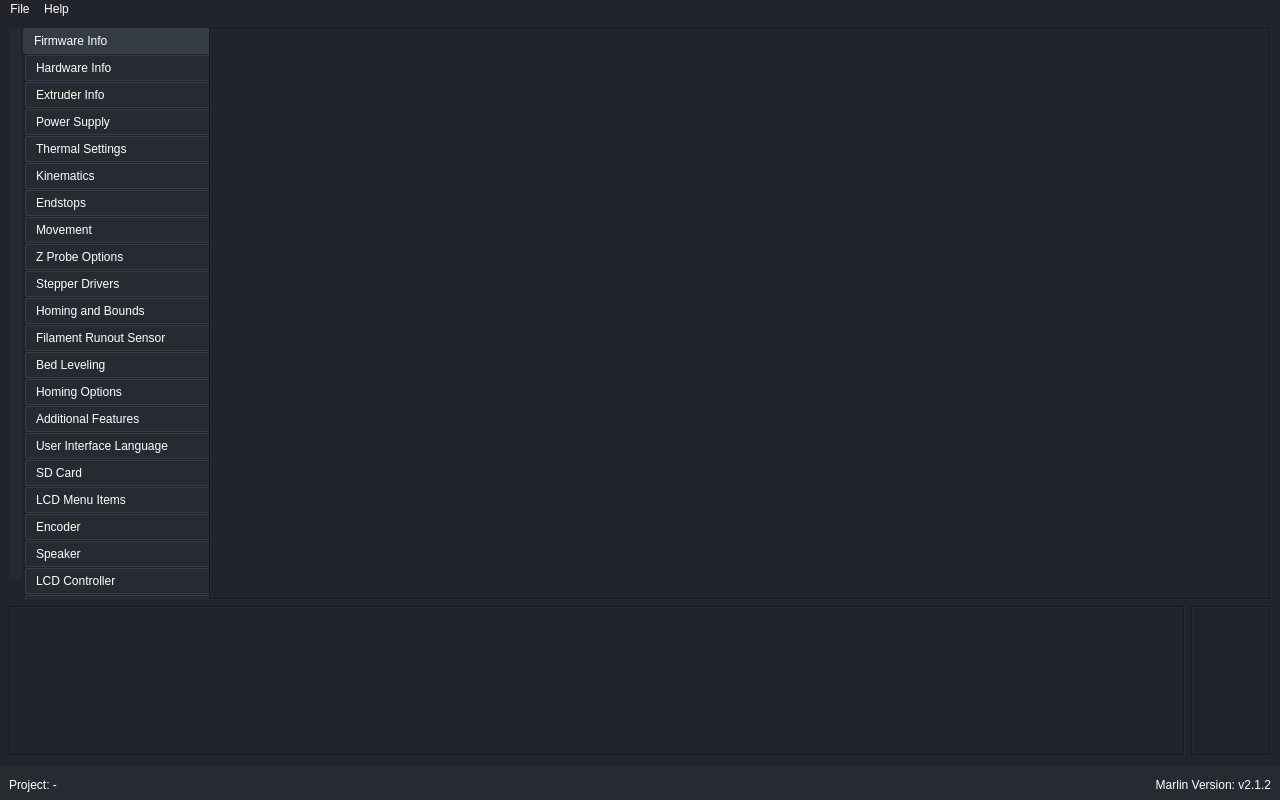
Qt form gui/MainWindow.ui (SimonBuxx/iloop-marlin-configurator) before a commit.
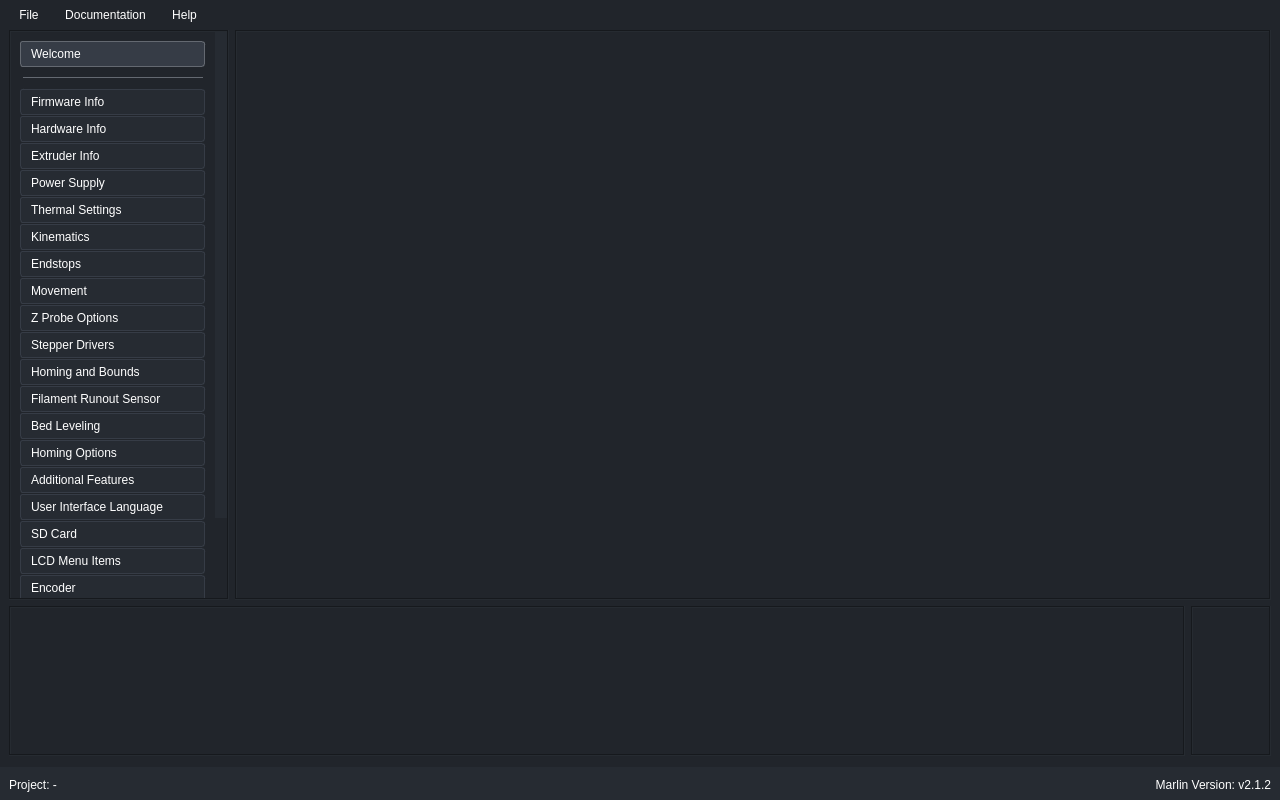
The same form after that commit. Icons and pictures are not drawn. Custom widgets are drawn as their Qt base class.

Commit message: Refactoring + GUI layout + implemented welcome page

What changed in the file:
```diff
--- a/gui/MainWindow.ui
+++ b/gui/MainWindow.ui
@@ -31,6 +31,15 @@
 	color: white;
 }
 
+QMenuBar {
+	padding: 3px;
+}
+
+QMenuBar::item {
+	padding: 5px 10px;
+	border-radius: 3px;
+}
+
 QMenu::item {
     background-color: transparent;
 }
@@ -39,6 +48,10 @@
     background-color: rgb(38, 43, 50);
 }
 
+QMenuBar::item:selected {
+    background-color: rgb(38, 43, 50);
+}
+
 QMenu::item:disabled {
 	color: rgb(100, 100, 100);
 }
@@ -186,6 +199,9 @@
        <enum>QFrame::Plain</enum>
       </property>
       <layout class="QGridLayout" name="gridLayout_4">
+       <property name="topMargin">
+        <number>0</number>
+       </property>
        <item row="0" column="0" colspan="2">
         <widget class="QFrame" name="frame_10">
          <property name="sizePolicy">
@@ -199,20 +215,20 @@
 	background: rgb(38, 43, 50);
 	padding: 5px 10px;
 	border: 1px solid rgb(54, 60, 70);
-	border-top-left-radius: 3px;
-    border-bottom-left-radius: 3px;
-	border-right: none;
+    border-radius: 3px;
 	text-align: left;
-}
-
-QPushButton::!checked {
-	margin-left: 2px;
+	margin-right: 1px;
 }
 
 QPushButton::checked {
-	background: rgb(54, 60, 70);
+      border: 1px solid rgb(100, 105, 113);
+	  background: rgb(54, 60, 70);
 }
-</string>
+
+QPushButton:hover {
+      border: 1px solid rgb(100, 105, 113);
+	  background: rgb(54, 60, 70);
+}</string>
          </property>
          <property name="frameShape">
           <enum>QFrame::NoFrame</enum>
@@ -233,16 +249,10 @@
           <property name="bottomMargin">
            <number>0</number>
           </property>
-          <property name="horizontalSpacing">
-           <number>0</number>
-          </property>
-          <property name="verticalSpacing">
-           <number>1</number>
-          </property>
           <item row="0" column="1" rowspan="3">
            <widget class="QStackedWidget" name="stackedWidget">
             <property name="currentIndex">
-             <number>2</number>
+             <number>0</number>
             </property>
             <widget class="QWidget" name="uFirmwareTab">
              <layout class="QGridLayout" name="gridLayout_13">
@@ -678,7 +688,7 @@
            <widget class="QScrollArea" name="scrollArea_2">
             <property name="minimumSize">
              <size>
-              <width>200</width>
+              <width>220</width>
               <height>0</height>
              </size>
             </property>
@@ -689,13 +699,13 @@
              </size>
             </property>
             <property name="layoutDirection">
-             <enum>Qt::RightToLeft</enum>
+             <enum>Qt::LeftToRight</enum>
             </property>
             <property name="frameShape">
-             <enum>QFrame::NoFrame</enum>
+             <enum>QFrame::Box</enum>
             </property>
             <property name="frameShadow">
-             <enum>QFrame::Plain</enum>
+             <enum>QFrame::Sunken</enum>
             </property>
             <property name="widgetResizable">
              <bool>true</bool>
@@ -708,8 +718,8 @@
               <rect>
                <x>0</x>
                <y>0</y>
-               <width>188</width>
-               <height>726</height>
+               <width>204</width>
+               <height>798</height>
               </rect>
              </property>
              <property name="layoutDirection">
@@ -723,19 +733,65 @@
                <number>1</number>
               </property>
               <property name="leftMargin">
-               <number>2</number>
+               <number>9</number>
               </property>
               <property name="topMargin">
-               <number>0</number>
+               <number>9</number>
               </property>
               <property name="rightMargin">
-               <number>0</number>
+               <number>9</number>
               </property>
               <property name="bottomMargin">
-               <number>0</number>
+               <number>9</number>
               </property>
+              <item>
+               <widget class="QPushButton" name="uWelcomeTabButton">
+                <property name="styleSheet">
+                 <string notr="true"/>
+                </property>
+                <property name="text">
+                 <string>Welcome</string>
+                </property>
+                <property name="icon">
+                 <iconset resource="../resources/resources.qrc">
+                  <normaloff>:/tips_and_updates_FILL0_wght100_GRAD0_opsz20.svg</normaloff>:/tips_and_updates_FILL0_wght100_GRAD0_opsz20.svg</iconset>
+                </property>
+                <property name="iconSize">
+                 <size>
+                  <width>20</width>
+                  <height>20</height>
+                 </size>
+                </property>
+                <property name="checkable">
+                 <bool>true</bool>
+                </property>
+                <property name="checked">
+                 <bool>true</bool>
+                </property>
+                <attribute name="buttonGroup">
+                 <string notr="true">buttonGroup</string>
+                </attribute>
+               </widget>
+              </item>
+              <item>
+               <widget class="QWidget" name="widget" native="true">
+                <property name="minimumSize">
+                 <size>
+                  <width>0</width>
+                  <height>10</height>
+                 </size>
+                </property>
+                <property name="styleSheet">
+                 <string notr="true">border-bottom: 1px solid rgb(100, 105, 113);
+margin: 0 3px;</string>
+                </property>
+               </widget>
+              </item>
               <item>
                <widget class="QPushButton" name="uFirmwareTabButton">
+                <property name="styleSheet">
+                 <string notr="true">margin-top: 10px;</string>
+                </property>
                 <property name="text">
                  <string>Firmware Info</string>
                 </property>
@@ -753,7 +809,7 @@
                  <bool>true</bool>
                 </property>
                 <property name="checked">
-                 <bool>true</bool>
+                 <bool>false</bool>
                 </property>
                 <attribute name="buttonGroup">
                  <string notr="true">buttonGroup</string>
@@ -1310,7 +1366,7 @@
      <x>0</x>
      <y>0</y>
      <width>1280</width>
-     <height>21</height>
+     <height>32</height>
     </rect>
    </property>
    <widget class="QMenu" name="menuDatei">
@@ -1335,7 +1391,43 @@
     <addaction name="separator"/>
     <addaction name="uAboutAction"/>
    </widget>
+   <widget class="QMenu" name="menuDocumentation">
+    <property name="title">
+     <string>Documentation</string>
+    </property>
+    <widget class="QMenu" name="menuConfiguring_Marlin">
+     <property name="title">
+      <string>Section Documentation</string>
+     </property>
+     <addaction name="actionFirmware_Info_Documentation"/>
+     <addaction name="actionHarwdare_Info"/>
+     <addaction name="actionExtruder_Info"/>
+     <addaction name="actionPower_Supply"/>
+     <addaction name="actionThermal_Settings"/>
+     <addaction name="actionKinematics"/>
+     <addaction name="actionEndstops"/>
+     <addaction name="actionMovement"/>
+     <addaction name="actionZ_Probe_Options"/>
+     <addaction name="actionStepper_Drivers"/>
+     <addaction name="actionHoming_and_Bounds"/>
+     <addaction name="actionFilament_Runout_Sensor"/>
+     <addaction name="actionBed_Leveling"/>
+     <addaction name="actionHoming_Options"/>
+     <addaction name="actionAdditional_Features"/>
+     <addaction name="actionUser_Interface_Language"/>
+     <addaction name="actionSD_Card"/>
+     <addaction name="actionLCD_Menu_Items"/>
+     <addaction name="actionEncoder"/>
+     <addaction name="actionSpeaker"/>
+     <addaction name="actionLCD_Controller"/>
+     <addaction name="actionExtra_Features"/>
+    </widget>
+    <addaction name="actionMarlin_Homepage"/>
+    <addaction name="actionAuto_Build_Marlin_VS_Code_Plugin"/>
+    <addaction name="menuConfiguring_Marlin"/>
+   </widget>
    <addaction name="menuDatei"/>
+   <addaction name="menuDocumentation"/>
    <addaction name="menuHilfe"/>
   </widget>
   <action name="uOpenProjectAction">
@@ -1503,6 +1595,12 @@
    <header>PowerSupplyPage.h</header>
    <container>1</container>
   </customwidget>
+  <customwidget>
+   <class>WelcomePage</class>
+   <extends>QWidget</extends>
+   <header>WelcomePage.h</header>
+   <container>1</container>
+  </customwidget>
  </customwidgets>
  <resources>
   <include location="../resources/resources.qrc"/>
```
Left out of the diff: 329 changed lines with no effect on the pictures. The commit also changes 20 other files.
